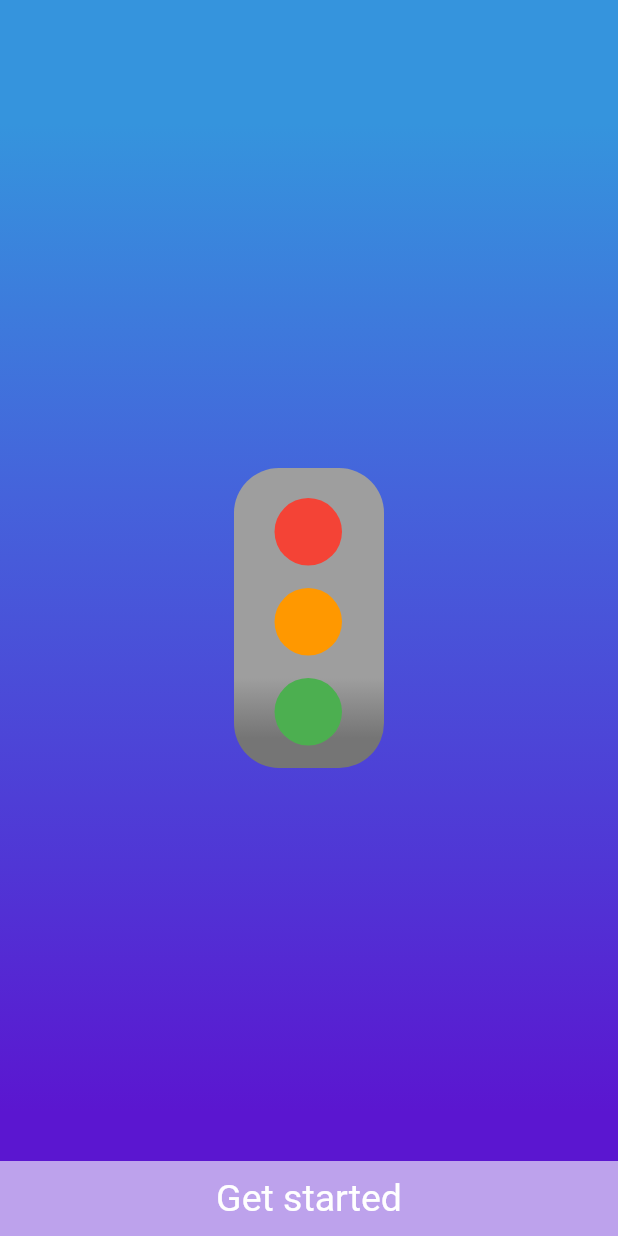
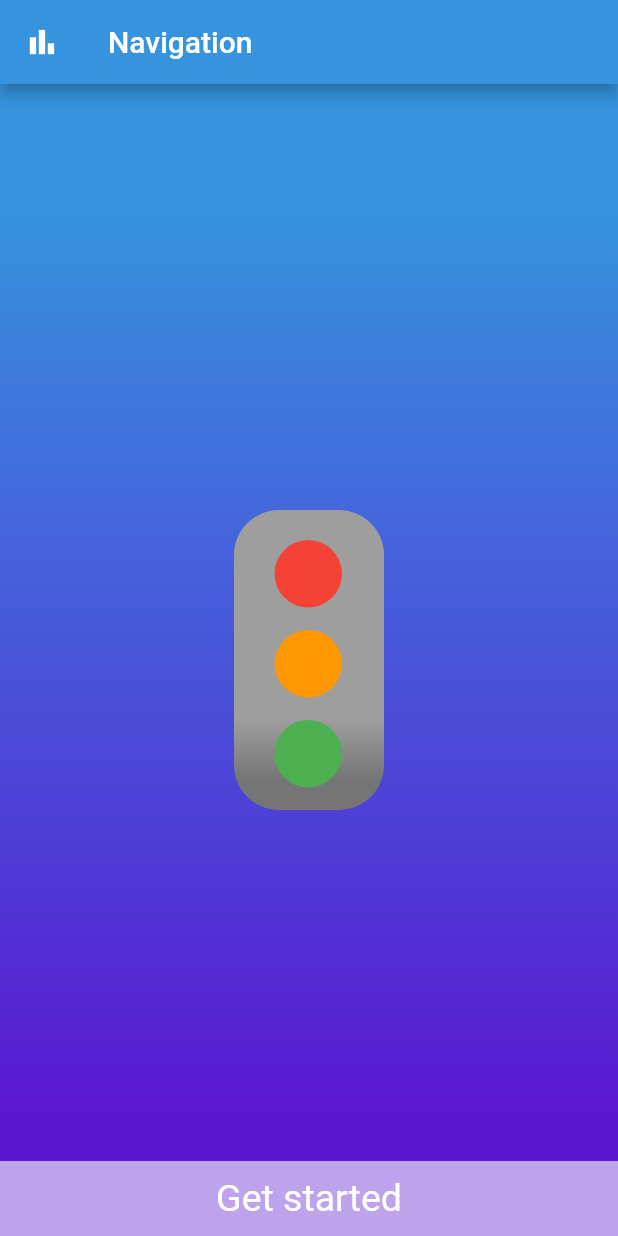
Before and after one commit to lolanator/traffic_counting_flutter, a Flutter app: the screen it shows after launch, on a phone screen of 412 x 824 dp. Run offline on Flutter 3.47's test engine with Material 2 defaults, Android fonts, the phone set to English and light mode, and no system bars; our stand-ins replace bubble_tab_indicator, camera, image_picker.

Commit message:
fixed bugs, added navigation

```diff
--- a/lib/dashboard.dart
+++ b/lib/dashboard.dart
@@ -32,7 +32,7 @@ class _DashBoardState extends State<DashBoard> {
           slivers: <Widget>[
             _buildHeader(),
             _buildRegionTabBar(),
-            _buildStatsTabBar(),
+            //_buildStatsTabBar(),
           ],
         ),
       ),
--- a/lib/traffic_home_screen.dart
+++ b/lib/traffic_home_screen.dart
@@ -1,5 +1,6 @@
 import 'package:flutter/material.dart';
 import 'package:traffic_counting_project/camera_screen.dart';
+import 'package:traffic_counting_project/dashboard.dart';
 
 class TrafficHomeScreen extends StatefulWidget {
   @override
@@ -11,6 +12,21 @@ class _TrafficHomeScreenState extends State<TrafficHomeScreen> {
   @override
   Widget build(BuildContext context) {
     return Scaffold(
+      appBar: AppBar(
+        title: Text("Navigation"),
+        backgroundColor: Color(0xFF3594DD),
+        leading: GestureDetector(
+          onTap: () {
+            Navigator.push(
+              context,
+              MaterialPageRoute(builder: (context) => DashBoard()),
+            );
+          },
+          child: Icon(
+            Icons.bar_chart, // add custom icons also
+          ),
+        ),
+      ),
       body: Stack(
         children: [
           Container(
```
Also changed, not shown: lib/camera_screen.dart (+14 -2 lines), pubspec.lock, 1 other file.
